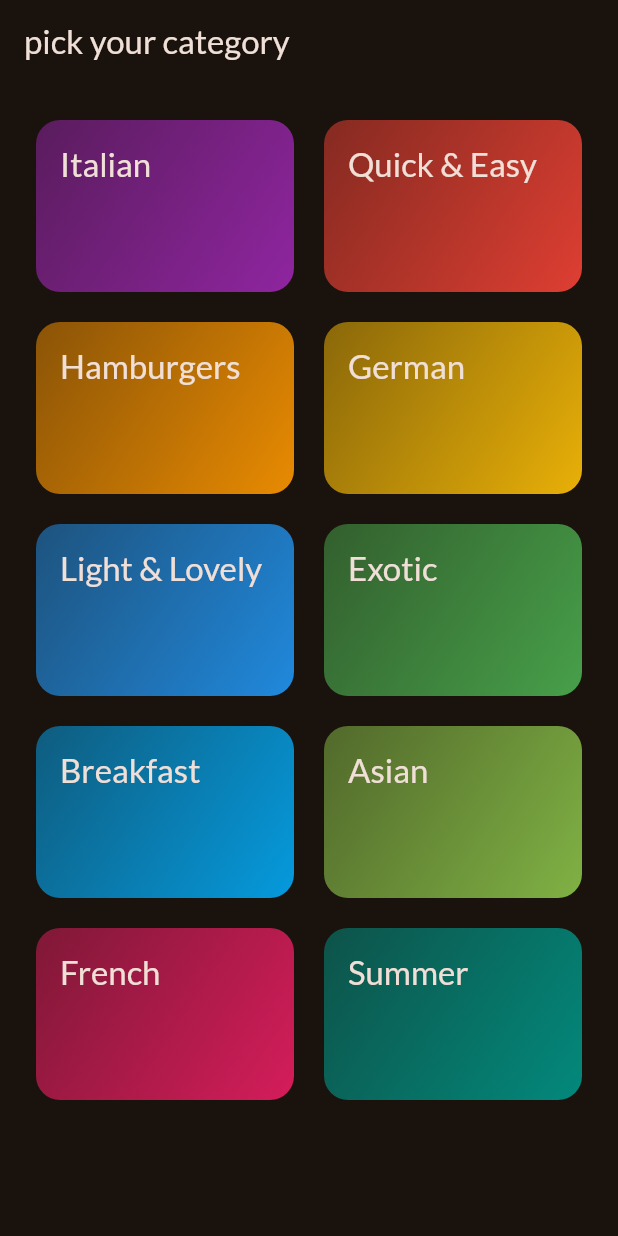
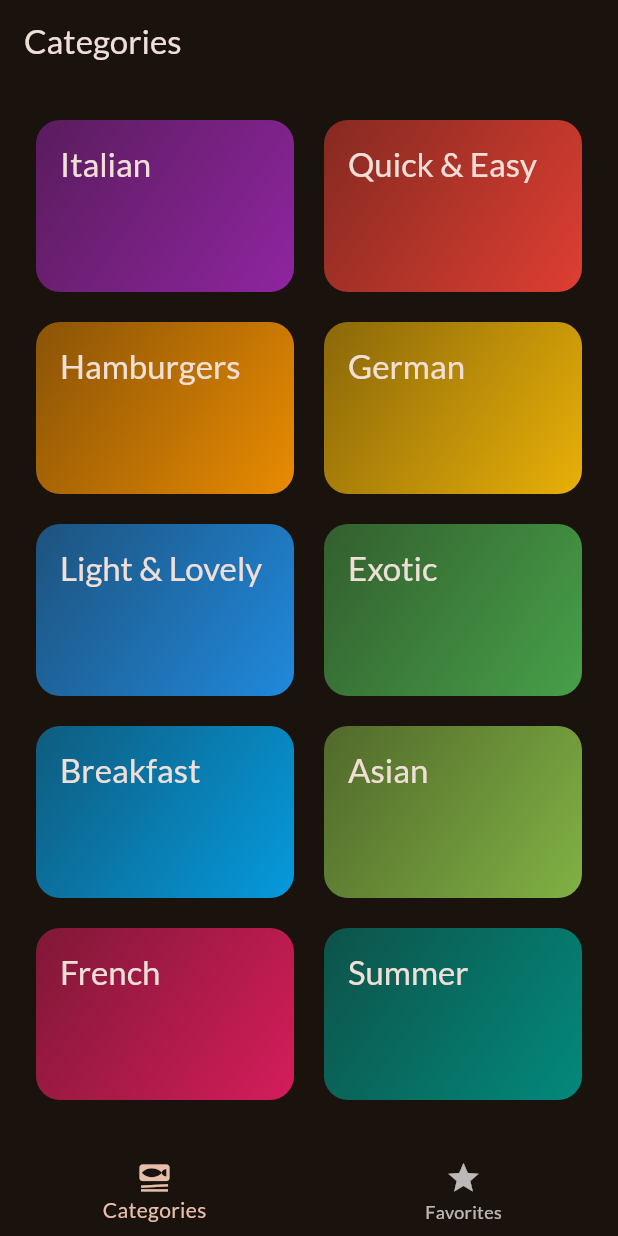
Before and after one commit to siam009/LearnFlutter, a Flutter app: the screen it shows after launch, on a phone screen of 412 x 824 dp. Run offline on Flutter 3.47's test engine with Material 3 defaults, Android fonts, the phone set to English and light mode, and no system bars; our stand-ins replace google_fonts, transparent_image.

Commit message:
tabbar implemented

```diff
--- a/meals/lib/main.dart
+++ b/meals/lib/main.dart
@@ -3,6 +3,7 @@ import 'package:flutter/material.dart';
 import 'package:google_fonts/google_fonts.dart';
 import 'package:meals/screens/categories.dart';
 import 'package:meals/screens/meals.dart';
+import 'package:meals/screens/tabs.dart';
 
 final theme = ThemeData(
   useMaterial3: true,
@@ -24,7 +25,7 @@ class App extends StatelessWidget {
   Widget build(BuildContext context) {
     return MaterialApp(
       theme: theme,
-      home: const CategoriesScreen(),
+      home: const TabsScreen(),
     );
   }
 }
--- a/meals/lib/screens/categories.dart
+++ b/meals/lib/screens/categories.dart
@@ -22,9 +22,6 @@ class CategoriesScreen extends StatelessWidget {
   @override
   Widget build(BuildContext context) {
     return Scaffold(
-      appBar: AppBar(
-        title: const Text("pick your category"),
-      ),
       body: GridView(
         padding: const EdgeInsets.all(24),
         gridDelegate: SliverGridDelegateWithFixedCrossAxisCount(
--- /dev/null
+++ b/meals/lib/screens/tabs.dart
@@ -0,0 +1,54 @@
+import 'package:flutter/material.dart';
+import 'package:meals/screens/categories.dart';
+import 'package:meals/screens/meals.dart';
+
+class TabsScreen extends StatefulWidget {
+  const TabsScreen({super.key});
+
+  @override
+  State<StatefulWidget> createState() {
+    return _TabsScreenState();
+  }
+}
+
+class _TabsScreenState extends State<TabsScreen> {
+  int _selectedPageIndex = 0;
+
+  void _selectPage(int index) {
+    setState(() {
+      _selectedPageIndex = index;
+    });
+  }
+
+  @override
+  Widget build(BuildContext context) {
+    Widget activePage = const CategoriesScreen();
+    var activePageTitle = 'Categories';
+
+    if (_selectedPageIndex == 1) {
+      activePage = const MealsScreen(meals: []);
+      activePageTitle = 'Your Favorites';
+    }
+
+    return Scaffold(
+      appBar: AppBar(
+        title: Text(activePageTitle),
+      ),
+      body: activePage,
+      bottomNavigationBar: BottomNavigationBar(
+        onTap: _selectPage,
+        currentIndex: _selectedPageIndex,
+        items: [
+          BottomNavigationBarItem(
+            icon: Icon(Icons.set_meal),
+            label: 'Categories',
+          ),
+          BottomNavigationBarItem(
+            icon: Icon(Icons.star),
+            label: 'Favorites',
+          ),
+        ],
+      ),
+    );
+  }
+}
```
Also changed, not shown: meals/lib/screens/meal_details.dart (+50 -5 lines), meals/lib/screens/meals.dart (+7 -3 lines).
